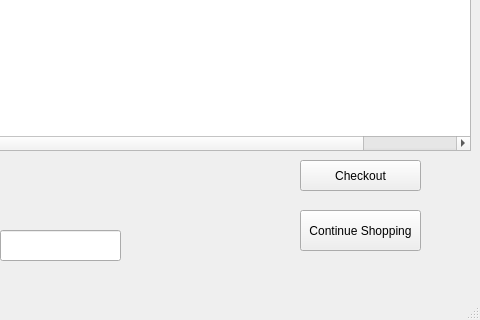
The window that Shopping.ui (AlphaAnas/database-managment-system-using-SQL-and-PYQT-5-and-PYQT-6) describes before a commit, drawn with Qt 5; both pictures show x 320 to 800 and y 280 to 600 of the 800 by 600 pixel window.
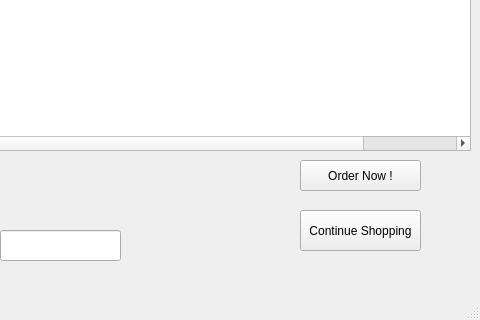
The same window after the commit.

Commit message: sherali customer interface added

What changed in the file:
```diff
--- a/Shopping.ui
+++ b/Shopping.ui
@@ -125,7 +125,7 @@
      </rect>
     </property>
     <property name="text">
-     <string>Checkout</string>
+     <string>Order Now !</string>
     </property>
    </widget>
    <widget class="QPushButton" name="continueButton">
```
The commit also changes 7 other files.
